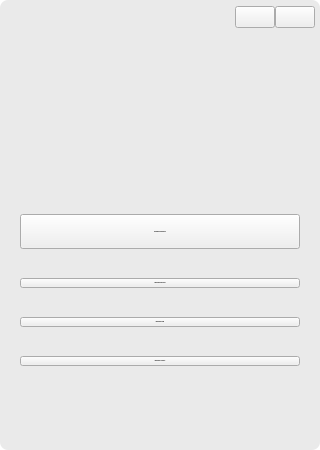
Old version of the form Front/ventanasui/VPrincipal.ui in the repository LAngelVp/ProyectoKWESTE.
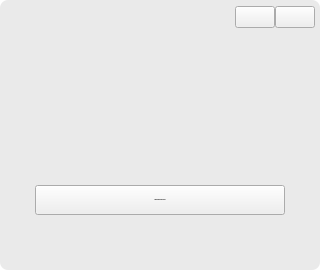
New version of the form. Icons and pictures are not drawn.

Diff of the .ui file:
```diff
--- a/Front/ventanasui/VPrincipal.ui
+++ b/Front/ventanasui/VPrincipal.ui
@@ -10,7 +10,7 @@
     <x>0</x>
     <y>0</y>
     <width>320</width>
-    <height>450</height>
+    <height>270</height>
    </rect>
   </property>
   <property name="sizePolicy">
@@ -22,13 +22,13 @@
   <property name="minimumSize">
    <size>
     <width>320</width>
-    <height>450</height>
+    <height>270</height>
    </size>
   </property>
   <property name="maximumSize">
    <size>
     <width>320</width>
-    <height>450</height>
+    <height>270</height>
    </size>
   </property>
   <property name="windowTitle">
@@ -46,9 +46,9 @@
   </property>
   <property name="styleSheet">
    <string notr="true">#VPrincipal{
-min-height:450px;
+min-height:270px;
 min-width: 320px;
-max-height: 450px;
+max-height: 270px;
 max-width: 320px;
 }
 #panel_principal{
@@ -66,15 +66,15 @@
 	color: rgb(0, 0, 0);
 	border-radius:4px;
 }
-[objectName^=&quot;btn_btn&quot;]{
+[objectName*=&quot;btn_btn&quot;]{
 background-color: rgb(64, 150, 216);
 	color: rgb(0, 0, 0);
 	color: rgb(0, 0, 0);
 	border-radius:8px;
 	font-size: 15px;
 	font-weight: bold;
-	max-height: 35px;
-	max-width: 280px;
+	min-height: 30px;
+	max-width: 250px;
 }
 [objectName^=&quot;btn_btn&quot;]:hover{
 background-color: rgb(69, 163, 235);
@@ -88,11 +88,6 @@
 min-height: 120px;
 	max-height: 120px;
 }
-#panel_btn_sucursales{
-margin-top:10px;
-min-height: 200px;
-	max-height: 300px;
-}
 #imgPrincipalMenu{
     margin-left: 60px;
     margin-right: 60px;
@@ -175,13 +170,13 @@
       <property name="minimumSize">
        <size>
         <width>0</width>
-        <height>210</height>
+        <height>0</height>
        </size>
       </property>
       <property name="maximumSize">
        <size>
         <width>16777215</width>
-        <height>310</height>
+        <height>16777215</height>
        </size>
       </property>
       <property name="layoutDirection">
@@ -206,72 +201,18 @@
        <property name="spacing">
         <number>0</number>
        </property>
-       <item row="1" column="0">
+       <item row="0" column="0">
         <widget class="QPushButton" name="btn_btn_kweste">
-         <property name="font">
-          <font>
-           <pointsize>-1</pointsize>
-           <weight>75</weight>
-           <bold>true</bold>
-          </font>
+         <property name="minimumSize">
+          <size>
+           <width>0</width>
+           <height>30</height>
+          </size>
          </property>
-         <property name="cursor">
-          <cursorShape>PointingHandCursor</cursorShape>
-         </property>
-         <property name="styleSheet">
-          <string notr="true"/>
-         </property>
-         <property name="text">
-          <string>KENWORTH DEL ESTE</string>
-         </property>
-        </widget>
-       </item>
-       <item row="3" column="0">
-        <widget class="QPushButton" name="btn_btn_kwsonora">
-         <property name="font">
-          <font>
-           <pointsize>-1</pointsize>
-           <weight>75</weight>
-           <bold>true</bold>
-          </font>
-         </property>
-         <property name="cursor">
-          <cursorShape>PointingHandCursor</cursorShape>
-         </property>
-         <property name="styleSheet">
-          <string notr="true"/>
-         </property>
-         <property name="text">
-          <string>KENWORTH SONORA</string>
-         </property>
-        </widget>
-       </item>
-       <item row="2" column="0">
-        <widget class="QPushButton" name="btn_btn_kwkrei">
-         <property name="font">
-          <font>
-           <pointsize>-1</pointsize>
-           <weight>75</weight>
-           <bold>true</bold>
-          </font>
-         </property>
-         <property name="cursor">
-          <cursorShape>PointingHandCursor</cursorShape>
-         </property>
-         <property name="styleSheet">
-          <string notr="true"/>
-         </property>
-         <property name="text">
-          <string>KENWORTH KREI</string>
-         </property>
-        </widget>
-       </item>
-       <item row="0" column="0">
-        <widget class="QPushButton" name="btn_btn_kwrb">
          <property name="maximumSize">
           <size>
-           <width>280</width>
-           <height>35</height>
+           <width>250</width>
+           <height>16777215</height>
           </size>
          </property>
          <property name="font">
@@ -288,7 +229,7 @@
           <string notr="true"/>
          </property>
          <property name="text">
-          <string>KENWORTH RIO BRAVO</string>
+          <string>KENWORTH DEL ESTE</string>
          </property>
         </widget>
        </item>
```
Left out of the diff: 21 changed lines with no effect on the pictures.
